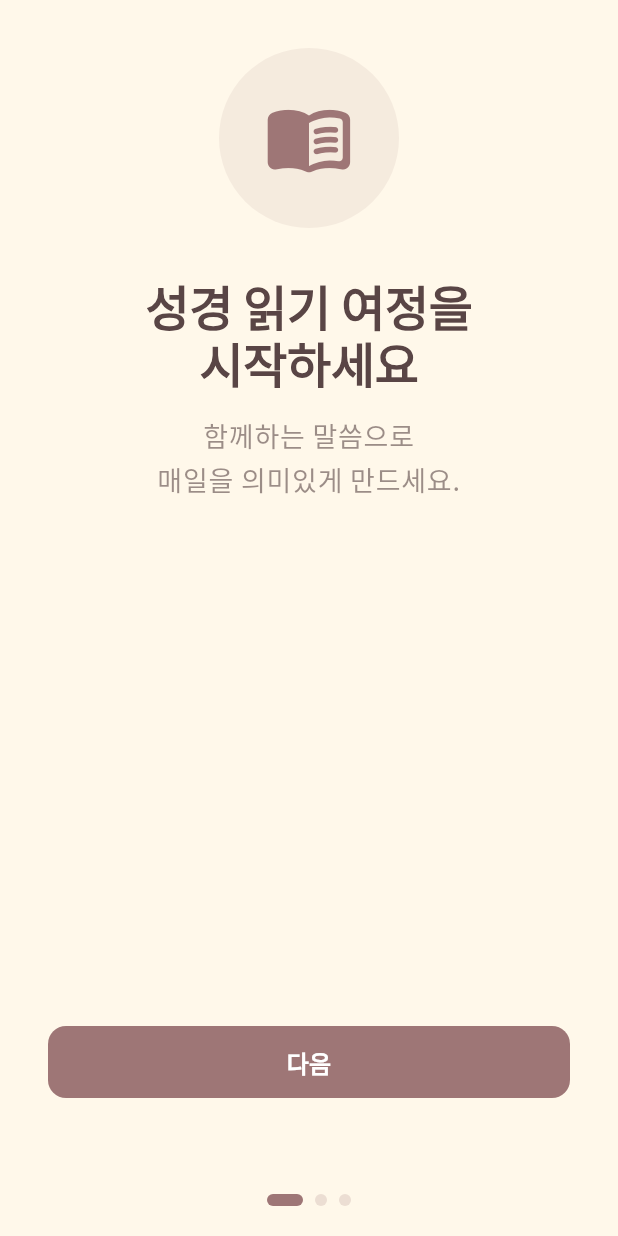
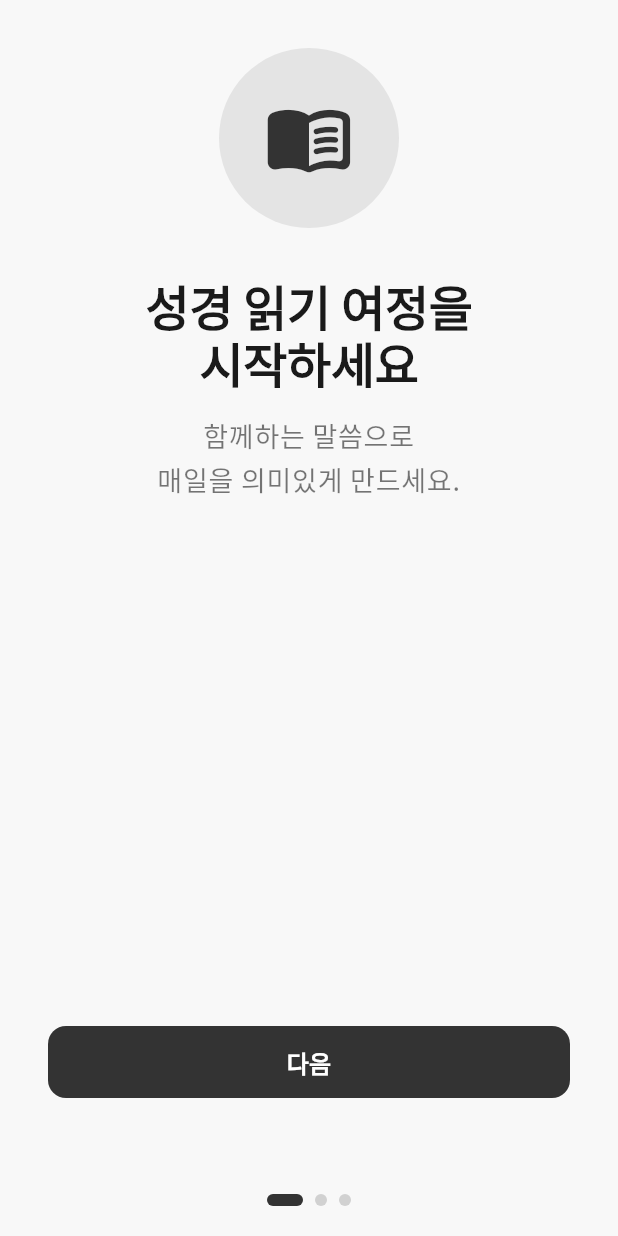
Before and after one commit to ConanShin/bible, a Flutter app: the screen it shows after launch, on a phone screen of 412 x 824 dp. Run offline on Flutter 3.47's test engine with Material 3 defaults, Android fonts, the phone set to English and light mode, and no system bars; our stand-ins replace dio, google_fonts, google_mobile_ads, logger, share_plus, shared_preferences and 1 more; accounts and stored records are empty.

Commit message:
feat: light theme UI improvement

```diff
--- a/lib/screens/main_app.dart
+++ b/lib/screens/main_app.dart
@@ -52,9 +52,7 @@ class _MainAppState extends State<MainApp> {
       appBar: AppBar(
         title: const Text(
           '심플 성경',
-          style: TextStyle(
-            fontWeight: FontWeight.bold,
-          ), // Using default or style from theme
+          style: TextStyle(fontWeight: FontWeight.w100),
         ),
         elevation: 1,
         // backgroundColor: Colors.white, // Removed to support dark mode
--- a/lib/theme/app_colors.dart
+++ b/lib/theme/app_colors.dart
@@ -3,15 +3,6 @@ import 'package:flutter/material.dart';
 class AppColors {
   // --- Base Palette (Raw Values) ---
   // Earth/Rose Palette
-  static const Color _cream = Color(0xFFFFF8EA);
-  static const Color _creamDarker = Color(0xFFF2EAD3);
-  static const Color _roseMuted = Color(0xFF9E7676);
-  static const Color _roseEarthy = Color(0xFF815B5B);
-  static const Color _espresso = Color(0xFF594545);
-  static const Color _roseLight = Color(0xFFD6BCBC);
-  static const Color _roseTertiary = Color(0xFFA68E8E);
-
-  // Deep Navy Palette (Dark Mode)
   static const Color _navyDeepest = Color(0xFF0B0F19);
   static const Color _navySurface = Color(0xFF161C2C);
   static const Color _navyVariant = Color(0xFF1F293D);
@@ -19,20 +10,22 @@ class AppColors {
   static const Color _mutedGrey = Color(0xFF8B949E);
 
   // --- Light Theme Tokens ---
-  static const Color lightPrimary = _roseMuted;
-  static const Color lightPrimaryLight = _roseLight;
-  static const Color lightPrimaryDark = _roseEarthy;
-  static const Color lightBackground = _cream;
-  static const Color lightSurface = _creamDarker;
-  static const Color lightSurfaceVariant = _roseEarthy;
-  static const Color lightTextPrimary = _espresso;
-  static const Color lightTextSecondary = _roseEarthy;
-  static const Color lightTextTertiary = _roseTertiary;
+  static const Color lightPrimary = Color(0xFF333333); // Neutral Dark Grey
+  static const Color lightPrimaryLight = Color(0xFF666666);
+  static const Color lightPrimaryDark = Color(0xFF000000);
+  static const Color lightBackground = Color(
+    0xFFF8F8F8,
+  ); // Very Light Neutral Grey (No Blue tint)
+  static const Color lightSurface = Colors.white;
+  static const Color lightSurfaceVariant = Color(0xFFEEEEEE);
+  static const Color lightTextPrimary = Color(0xFF1A1A1A); // Almost Black
+  static const Color lightTextSecondary = Color(0xFF4D4D4D);
+  static const Color lightTextTertiary = Color(0xFF808080);
 
   // --- Dark Theme Tokens ---
   // static const Color darkPrimary = _espresso;
   static const Color darkPrimary = Color.fromARGB(255, 130, 149, 214);
-  static const Color darkPrimaryLight = _roseTertiary;
+  static const Color darkPrimaryLight = _navyVariant;
   static const Color darkBackground = _navyDeepest;
   static const Color darkSurface = _navySurface;
   static const Color darkSurfaceVariant = _navyVariant;
--- a/lib/theme/app_theme.dart
+++ b/lib/theme/app_theme.dart
@@ -71,6 +71,39 @@ class AppTheme {
           shape: RoundedRectangleBorder(
             borderRadius: BorderRadius.circular(12),
           ),
+        ),
+      ),
+      sliderTheme: SliderThemeData(
+        activeTrackColor: AppColors.lightTextPrimary,
+        inactiveTrackColor: AppColors.lightTextPrimary.withOpacity(0.1),
+        thumbColor: AppColors.lightTextPrimary,
+        overlayColor: AppColors.lightTextPrimary.withOpacity(0.12),
+        valueIndicatorColor: AppColors.lightTextPrimary,
+      ),
+      switchTheme: SwitchThemeData(
+        thumbColor: MaterialStateProperty.resolveWith(
+          (states) => states.contains(MaterialState.selected)
+              ? AppColors.lightTextPrimary
+              : null,
+        ),
+        trackColor: MaterialStateProperty.resolveWith(
+          (states) => states.contains(MaterialState.selected)
+              ? AppColors.lightTextPrimary.withOpacity(0.5)
+              : null,
+        ),
+      ),
+      checkboxTheme: CheckboxThemeData(
+        fillColor: MaterialStateProperty.resolveWith(
+          (states) => states.contains(MaterialState.selected)
+              ? AppColors.lightTextPrimary
+              : null,
+        ),
+      ),
+      radioTheme: RadioThemeData(
+        fillColor: MaterialStateProperty.resolveWith(
+          (states) => states.contains(MaterialState.selected)
+              ? AppColors.lightTextPrimary
+              : null,
         ),
       ),
     );
```
Also changed, not shown: lib/screens/home/bible_reading_screen.dart (+19 -11 lines).
